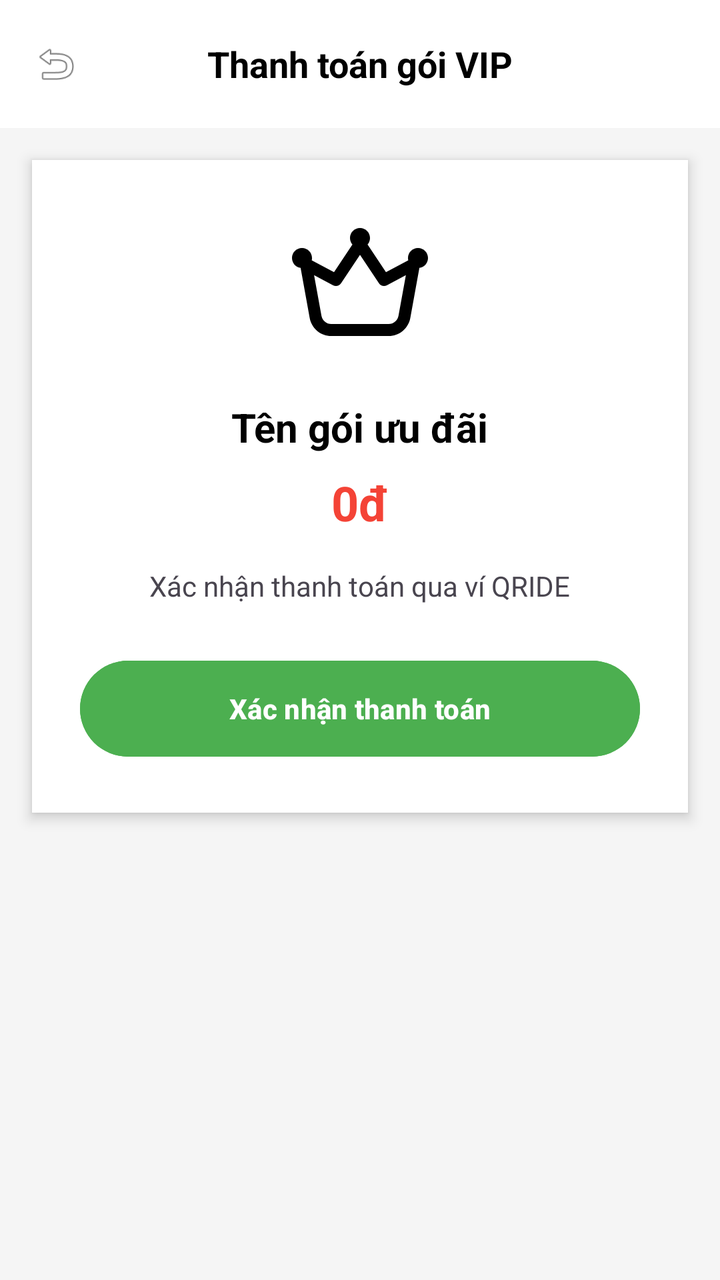
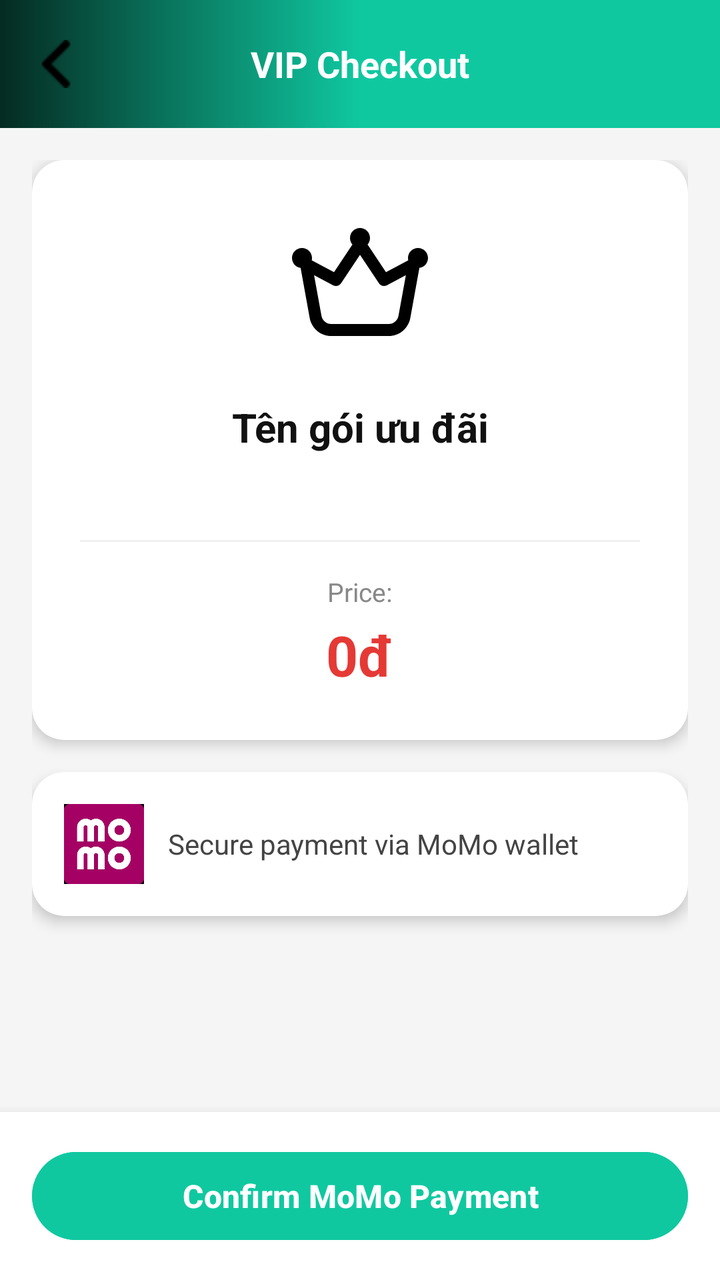

Screens rendered from an Android XML layout before and after an edit, with the pre-edit source and the edit as a unified diff.
<!-- AndroidManifest.xml: application theme Theme.Qride -->
<!-- res/layout/activity_vip_checkout.xml -->
<?xml version="1.0" encoding="utf-8"?>
<LinearLayout xmlns:android="http://schemas.android.com/apk/res/android"
    android:layout_width="match_parent"
    android:layout_height="match_parent"
    android:orientation="vertical"
    android:background="#F5F5F5">

    
    <LinearLayout
        android:layout_width="match_parent"
        android:layout_height="?attr/actionBarSize"
        android:background="@color/white"
        android:gravity="center_vertical"
        android:orientation="horizontal"
        android:padding="16dp">

        <ImageView
            android:id="@+id/btnBack"
            android:layout_width="24dp"
            android:layout_height="24dp"
            android:src="@android:drawable/ic_menu_revert"
            android:contentDescription="Back" />

        <TextView
            android:layout_width="0dp"
            android:layout_height="wrap_content"
            android:layout_weight="1"
            android:gravity="center"
            android:text="Thanh toán gói VIP"
            android:textColor="@color/black"
            android:textSize="18sp"
            android:textStyle="bold" />
        
        <View
            android:layout_width="24dp"
            android:layout_height="24dp"/>
    </LinearLayout>

    
    <LinearLayout
        android:layout_width="match_parent"
        android:layout_height="wrap_content"
        android:layout_margin="16dp"
        android:background="@color/white"
        android:elevation="4dp"
        android:gravity="center"
        android:orientation="vertical"
        android:padding="24dp">

        <ImageView
            android:id="@+id/ivVoucherIcon"
            android:layout_width="80dp"
            android:layout_height="80dp"
            android:src="@drawable/ic_membership_crown"
            android:layout_marginBottom="16dp"/>

        <TextView
            android:id="@+id/tvVoucherName"
            android:layout_width="wrap_content"
            android:layout_height="wrap_content"
            android:text="Tên gói ưu đãi"
            android:textColor="@color/black"
            android:textSize="20sp"
            android:textStyle="bold"/>

        <TextView
            android:id="@+id/tvVoucherPrice"
            android:layout_width="wrap_content"
            android:layout_height="wrap_content"
            android:layout_marginTop="8dp"
            android:text="0đ"
            android:textColor="#F44336"
            android:textSize="24sp"
            android:textStyle="bold" />

        <TextView
            android:layout_width="wrap_content"
            android:layout_height="wrap_content"
            android:layout_marginTop="16dp"
            android:gravity="center"
            android:text="Xác nhận thanh toán qua ví QRIDE"
            android:textSize="14sp" />

        
        <Button
            android:id="@+id/btnConfirmPayment"
            android:layout_width="match_parent"
            android:layout_height="56dp"
            android:layout_marginTop="24dp"
            android:text="Xác nhận thanh toán"
            android:textColor="@color/white"
            android:backgroundTint="#4CAF50"
            android:textStyle="bold" />

    </LinearLayout>

</LinearLayout>
<!-- resources referenced by this layout -->
<resources>
  <color name="black">#FF000000</color>
  <color name="white">#FFFFFFFF</color>
  <!-- drawable ic_membership_crown (drawable) -->
  <vector xmlns:android="http://schemas.android.com/apk/res/android"
      android:width="24dp"
      android:height="24dp"
      android:viewportWidth="640"
      android:viewportHeight="640">
  
      <path
          android:fillColor="#000000"
          android:pathData="M350.3,146.1C356.4,139.1 360,130 360,120C360,97.9 342.1,80 320,80C297.9,80 280,97.9 280,120C280,130 283.7,139.1 289.7,146.1L216.1,256.6L127,209.1C127.7,206.2 128,203.2 128,200C128,177.9 110.1,160 88,160C65.9,160 48,177.9 48,200C48,220.2 63,236.9 82.4,239.6L118.8,439.7C126.4,481.5 162.9,512 205.4,512L434.6,512C477.1,512 513.6,481.6 521.2,439.7L557.6,239.6C577.1,236.9 592,220.2 592,200C592,177.9 574.1,160 552,160C529.9,160 512,177.9 512,200C512,203.1 512.4,206.1 513,209.1L423.9,256.6L350.3,146.2z
          M244,301.3L320,187.3L396,301.3C402.8,311.6 416.4,315 427.3,309.2L503.5,268.6L473.9,431.2C470.4,450.2 453.9,464 434.5,464L205.3,464C186,464 169.4,450.2 165.9,431.2L136.3,268.6L212.5,309.2C223.4,315 236.9,311.6 243.8,301.3z"/>
  </vector>
  <style name="Theme.Qride" parent="Base.Theme.Qride" />
  <style name="Base.Theme.Qride" parent="Theme.Material3.DayNight.NoActionBar">
          
          
      </style>
</resources>

<!-- the commit's change to res/layout/activity_vip_checkout.xml (unified diff, before → after) -->
@@ -1,5 +1,6 @@
 <?xml version="1.0" encoding="utf-8"?>
 <LinearLayout xmlns:android="http://schemas.android.com/apk/res/android"
+    xmlns:app="http://schemas.android.com/apk/res-auto"
     android:layout_width="match_parent"
     android:layout_height="match_parent"
     android:orientation="vertical"
@@ -9,7 +10,7 @@
     <LinearLayout
         android:layout_width="match_parent"
         android:layout_height="?attr/actionBarSize"
-        android:background="@color/white"
+        android:background="@drawable/bg_gradient_nhapmaqr"
         android:gravity="center_vertical"
         android:orientation="horizontal"
         android:padding="16dp">
@@ -18,7 +19,7 @@
             android:id="@+id/btnBack"
             android:layout_width="24dp"
             android:layout_height="24dp"
-            android:src="@android:drawable/ic_menu_revert"
+            android:src="@drawable/ic_arrow_back"
             android:contentDescription="Back" />
 
         <TextView
@@ -26,71 +27,170 @@
             android:layout_height="wrap_content"
             android:layout_weight="1"
             android:gravity="center"
-            android:text="Thanh toán gói VIP"
-            android:textColor="@color/black"
+            android:text="@string/vip_checkout_title"
+            android:textColor="#FFFFFF"
             android:textSize="18sp"
             android:textStyle="bold" />
+
         
         <View
             android:layout_width="24dp"
-            android:layout_height="24dp"/>
+            android:layout_height="24dp" />
     </LinearLayout>
+
+    
+    <ScrollView
+        android:layout_width="match_parent"
+        android:layout_height="0dp"
+        android:layout_weight="1"
+        android:fillViewport="true">
+
+        <LinearLayout
+            android:layout_width="match_parent"
+            android:layout_height="wrap_content"
+            android:orientation="vertical"
+            android:padding="16dp">
+
+            
+            <androidx.cardview.widget.CardView
+                android:layout_width="match_parent"
+                android:layout_height="wrap_content"
+                app:cardCornerRadius="16dp"
+                app:cardElevation="4dp"
+                app:cardBackgroundColor="#FFFFFF"
+                android:layout_marginBottom="16dp">
+
+                <LinearLayout
+                    android:layout_width="match_parent"
+                    android:layout_height="wrap_content"
+                    android:orientation="vertical"
+                    android:padding="24dp"
+                    android:gravity="center">
+
+                    
+                    <ImageView
+                        android:id="@+id/ivVoucherIcon"
+                        android:layout_width="80dp"
+                        android:layout_height="80dp"
+                        android:src="@drawable/ic_membership_crown"
+                        android:layout_marginBottom="16dp"
+                        android:contentDescription="@null"/>
+
+                    
+                    <TextView
+                        android:id="@+id/tvVoucherName"
+                        android:layout_width="wrap_content"
+                        android:layout_height="wrap_content"
+                        android:text="Tên gói ưu đãi"
+                        android:textColor="#111111"
+                        android:textSize="20sp"
+                        android:textStyle="bold"
+                        android:gravity="center"
+                        android:layout_marginBottom="8dp"/>
+
+                    
+                    <TextView
+                        android:id="@+id/tvVoucherBenefit"
+                        android:layout_width="wrap_content"
+                        android:layout_height="wrap_content"
+                        android:text=""
+                        android:textColor="@color/xanhNgoc"
+                        android:textSize="14sp"
+                        android:gravity="center"
+                        android:layout_marginBottom="16dp"/>
+
+                    
+                    <View
+                        android:layout_width="match_parent"
+                        android:layout_height="1dp"
+                        android:background="#F0F0F0"
+                        android:layout_marginBottom="16dp"/>
+
+                    
+                    <TextView
+                        android:layout_width="wrap_content"
+                        android:layout_height="wrap_content"
+                        android:text="@string/vip_checkout_price_label"
+                        android:textColor="#888888"
+                        android:textSize="13sp"
+                        android:layout_marginBottom="4dp"/>
+
+                    
+                    <TextView
+                        android:id="@+id/tvVoucherPrice"
+                        android:layout_width="wrap_content"
+                        android:layout_height="wrap_content"
+                        android:text="0đ"
+                        android:textColor="#E53935"
+                        android:textSize="28sp"
+                        android:textStyle="bold" />
+
+                </LinearLayout>
+            </androidx.cardview.widget.CardView>
+
+            
+            <androidx.cardview.widget.CardView
+                android:layout_width="match_parent"
+                android:layout_height="wrap_content"
+                app:cardCornerRadius="16dp"
+                app:cardElevation="4dp"
+                app:cardBackgroundColor="#FFFFFF"
+                android:layout_marginBottom="24dp">
+
+                <LinearLayout
+                    android:layout_width="match_parent"
+                    android:layout_height="wrap_content"
+                    android:orientation="horizontal"
+                    android:padding="16dp"
+                    android:gravity="center_vertical">
+
+                    <ImageView
+                        android:layout_width="40dp"
+                        android:layout_height="40dp"
+                        android:src="@drawable/momo"
+                        android:scaleType="centerInside"
+                        android:contentDescription="MoMo" />
+
+                    <TextView
+                        android:layout_width="0dp"
+                        android:layout_height="wrap_content"
+                        android:layout_weight="1"
+                        android:layout_marginStart="12dp"
+                        android:text="@string/vip_checkout_note"
+                        android:textColor="#444444"
+                        android:textSize="14sp"/>
+
+                    <ImageView
+                        android:layout_width="20dp"
+                        android:layout_height="20dp"
+                        android:src="@drawable/ic_arrow_right"
+                        android:contentDescription="@null"
+                        android:alpha="0.4"/>
+
+                </LinearLayout>
+            </androidx.cardview.widget.CardView>
+
+        </LinearLayout>
+    </ScrollView>
 
     
     <LinearLayout
         android:layout_width="match_parent"
         android:layout_height="wrap_content"
-        android:layout_margin="16dp"
-        android:background="@color/white"
-        android:elevation="4dp"
-        android:gravity="center"
         android:orientation="vertical"
-        android:padding="24dp">
+        android:background="#FFFFFF"
+        android:padding="16dp"
+        android:elevation="8dp">
 
-        <ImageView
-            android:id="@+id/ivVoucherIcon"
-            android:layout_width="80dp"
-            android:layout_height="80dp"
-            android:src="@drawable/ic_membership_crown"
-            android:layout_marginBottom="16dp"/>
-
-        <TextView
-            android:id="@+id/tvVoucherName"
-            android:layout_width="wrap_content"
-            android:layout_height="wrap_content"
-            android:text="Tên gói ưu đãi"
-            android:textColor="@color/black"
-            android:textSize="20sp"
-            android:textStyle="bold"/>
-
-        <TextView
-            android:id="@+id/tvVoucherPrice"
-            android:layout_width="wrap_content"
-            android:layout_height="wrap_content"
-            android:layout_marginTop="8dp"
-            android:text="0đ"
-            android:textColor="#F44336"
-            android:textSize="24sp"
-            android:textStyle="bold" />
-
-        <TextView
-            android:layout_width="wrap_content"
-            android:layout_height="wrap_content"
-            android:layout_marginTop="16dp"
-            android:gravity="center"
-            android:text="Xác nhận thanh toán qua ví QRIDE"
-            android:textSize="14sp" />
-
-        
         <Button
             android:id="@+id/btnConfirmPayment"
             android:layout_width="match_parent"
-            android:layout_height="56dp"
-            android:layout_marginTop="24dp"
-            android:text="Xác nhận thanh toán"
-            android:textColor="@color/white"
-            android:backgroundTint="#4CAF50"
-            android:textStyle="bold" />
+            android:layout_height="52dp"
+            android:text="@string/vip_checkout_confirm"
+            android:textColor="#FFFFFF"
+            android:textStyle="bold"
+            android:textSize="16sp"
+            android:backgroundTint="@color/xanhNgoc" />
 
     </LinearLayout>
 
<!-- resource entries referenced after the edit -->
@@ -1,7 +1,20 @@
 <!-- resources referenced by this layout -->
 <resources>
-  <color name="black">#FF000000</color>
-  <color name="white">#FFFFFFFF</color>
+  <color name="xanhNgoc">#0FC8A0</color>
+  <!-- drawable bg_gradient_nhapmaqr (drawable) -->
+  <?xml version="1.0" encoding="utf-8"?>
+  <shape xmlns:android="http://schemas.android.com/apk/res/android"
+      android:shape="rectangle">
+  
+      <gradient
+          android:angle="9180" android:centerColor="#0FC8A0"
+          android:endColor="#052B22"
+          android:startColor="@color/xanhNgoc"
+          android:type="linear" />
+  
+  </shape>
+  <!-- drawable ic_arrow_back: png bitmap (drawable, 314 bytes) -->
+  <!-- drawable ic_arrow_right: png bitmap (drawable, 872 bytes) -->
   <!-- drawable ic_membership_crown (drawable) -->
   <vector xmlns:android="http://schemas.android.com/apk/res/android"
       android:width="24dp"
@@ -14,6 +27,11 @@
           android:pathData="M350.3,146.1C356.4,139.1 360,130 360,120C360,97.9 342.1,80 320,80C297.9,80 280,97.9 280,120C280,130 283.7,139.1 289.7,146.1L216.1,256.6L127,209.1C127.7,206.2 128,203.2 128,200C128,177.9 110.1,160 88,160C65.9,160 48,177.9 48,200C48,220.2 63,236.9 82.4,239.6L118.8,439.7C126.4,481.5 162.9,512 205.4,512L434.6,512C477.1,512 513.6,481.6 521.2,439.7L557.6,239.6C577.1,236.9 592,220.2 592,200C592,177.9 574.1,160 552,160C529.9,160 512,177.9 512,200C512,203.1 512.4,206.1 513,209.1L423.9,256.6L350.3,146.2z
           M244,301.3L320,187.3L396,301.3C402.8,311.6 416.4,315 427.3,309.2L503.5,268.6L473.9,431.2C470.4,450.2 453.9,464 434.5,464L205.3,464C186,464 169.4,450.2 165.9,431.2L136.3,268.6L212.5,309.2C223.4,315 236.9,311.6 243.8,301.3z"/>
   </vector>
+  <!-- drawable momo: webp bitmap (drawable, 5314 bytes) -->
+  <string name="vip_checkout_confirm">Confirm MoMo Payment</string>
+  <string name="vip_checkout_note">Secure payment via MoMo wallet</string>
+  <string name="vip_checkout_price_label">Price:</string>
+  <string name="vip_checkout_title">VIP Checkout</string>
   <style name="Theme.Qride" parent="Base.Theme.Qride" />
   <style name="Base.Theme.Qride" parent="Theme.Material3.DayNight.NoActionBar">
           
